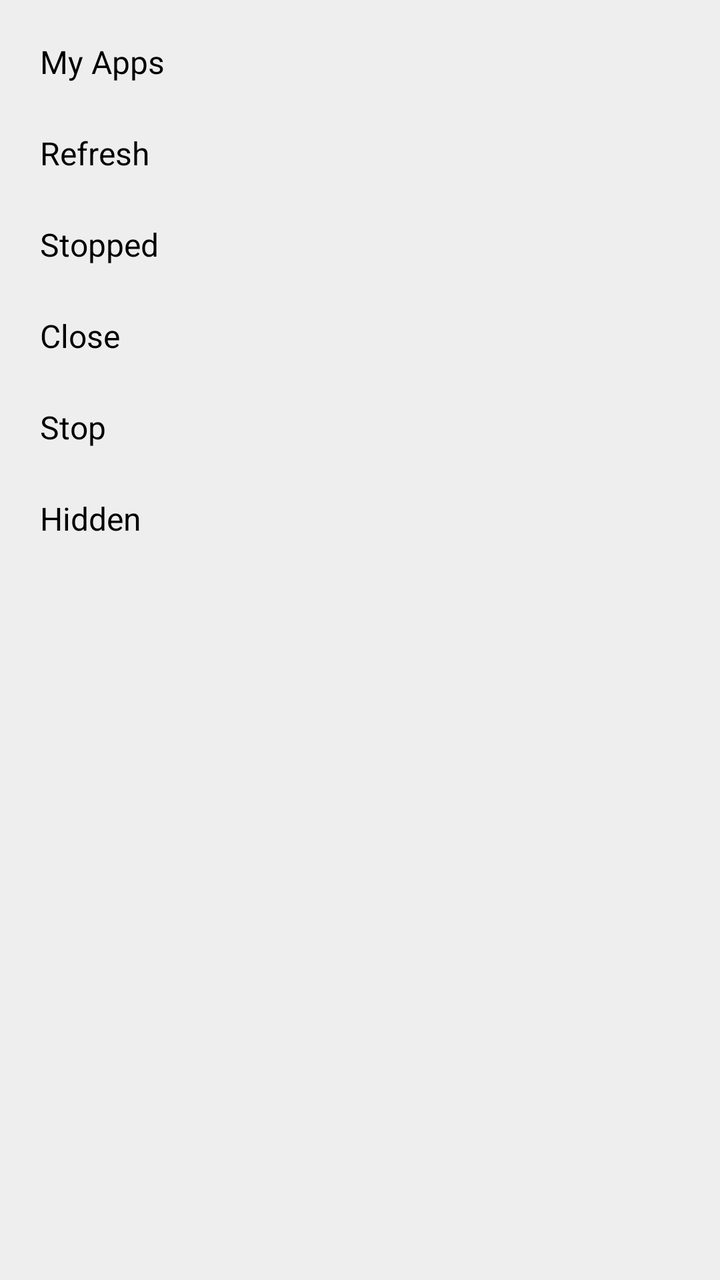
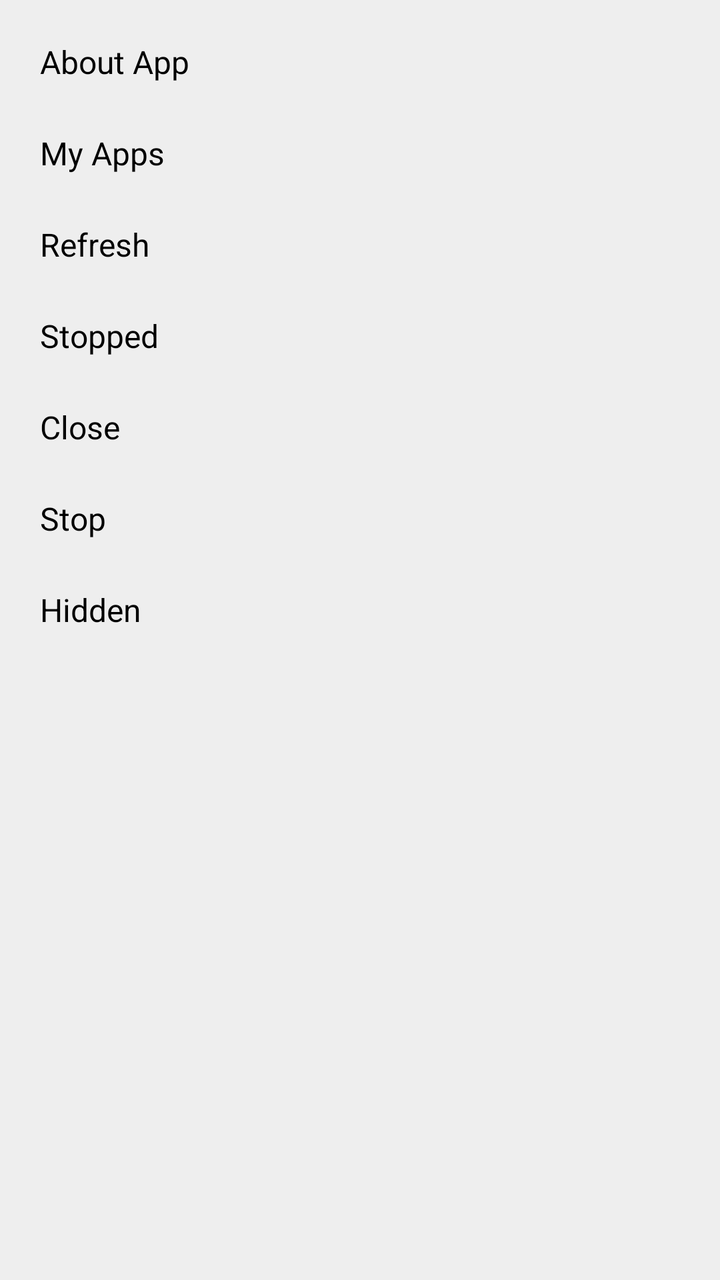

Compare the two renders of this Android layout. The source of the first and the diff that turns it into the second are given below.
<!-- AndroidManifest.xml: application theme Theme.Freer -->
<!-- res/layout/popup_menu_app_more.xml -->
<?xml version="1.0" encoding="utf-8"?>
<LinearLayout xmlns:android="http://schemas.android.com/apk/res/android"
    android:layout_width="wrap_content"
    android:layout_height="wrap_content"
    android:orientation="vertical"
    android:background="@color/background_light"
    android:padding="8dp">

    <TextView
        android:id="@+id/my_apps_item"
        android:layout_width="match_parent"
        android:layout_height="wrap_content"
        android:text="@string/my_apps"
        android:textSize="16sp"
        android:textColor="@color/text"
        android:padding="12dp"
        android:background="?android:attr/selectableItemBackground"
        android:clickable="true"
        android:focusable="true" />

    <TextView
        android:id="@+id/refresh_item"
        android:layout_width="match_parent"
        android:layout_height="wrap_content"
        android:text="@string/refresh"
        android:textSize="16sp"
        android:textColor="@color/text"
        android:padding="12dp"
        android:background="?android:attr/selectableItemBackground"
        android:clickable="true"
        android:focusable="true" />

    <TextView
        android:id="@+id/stopped_item"
        android:layout_width="match_parent"
        android:layout_height="wrap_content"
        android:text="@string/stopped"
        android:textSize="16sp"
        android:textColor="@color/text"
        android:padding="12dp"
        android:background="?android:attr/selectableItemBackground"
        android:clickable="true"
        android:focusable="true" />

    <TextView
        android:id="@+id/close_item"
        android:layout_width="match_parent"
        android:layout_height="wrap_content"
        android:text="@string/close"
        android:textSize="16sp"
        android:textColor="@color/text"
        android:padding="12dp"
        android:background="?android:attr/selectableItemBackground"
        android:clickable="true"
        android:focusable="true" />

    <TextView
        android:id="@+id/stop_item"
        android:layout_width="match_parent"
        android:layout_height="wrap_content"
        android:text="@string/stop"
        android:textSize="16sp"
        android:textColor="@color/text"
        android:padding="12dp"
        android:background="?android:attr/selectableItemBackground"
        android:clickable="true"
        android:focusable="true" />


    <TextView
        android:id="@+id/hidden_item"
        android:layout_width="match_parent"
        android:layout_height="wrap_content"
        android:text="@string/hidden"
        android:textSize="16sp"
        android:textColor="@color/text"
        android:padding="12dp"
        android:background="?android:attr/selectableItemBackground"
        android:clickable="true"
        android:focusable="true" />



</LinearLayout>
<!-- resources referenced by this layout -->
<resources>
  <color name="background_light">#EEEEEE</color>
  <color name="text">#000000</color>
  <string name="close">Close</string>
  <string name="hidden">Hidden</string>
  <string name="my_apps">My Apps</string>
  <string name="refresh">Refresh</string>
  <string name="stop">Stop</string>
  <string name="stopped">Stopped</string>
  <style name="Theme.Freer" parent="Base.Theme.Freer" />
  <style name="Base.Theme.Freer" parent="Theme.Material3.DayNight.NoActionBar">
          <item name="colorPrimary">#2196F3</item>
          <item name="colorAccent">#2196F3</item>
          <item name="android:windowBackground">#FFFFFF</item>
          
          <item name="android:windowLayoutInDisplayCutoutMode">shortEdges</item>
          <item name="android:enforceNavigationBarContrast">false</item>
          <item name="android:enforceStatusBarContrast">false</item>
          <item name="android:statusBarColor">@android:color/transparent</item>
          <item name="android:navigationBarColor">@android:color/transparent</item>
          <item name="android:windowLightStatusBar">true</item>
          <item name="android:windowLightNavigationBar">true</item>
      </style>
</resources>

<!-- the commit's change to res/layout/popup_menu_app_more.xml (unified diff, before → after) -->
@@ -5,6 +5,18 @@
     android:orientation="vertical"
     android:background="@color/background_light"
     android:padding="8dp">
+
+    <TextView
+        android:id="@+id/about_item"
+        android:layout_width="match_parent"
+        android:layout_height="wrap_content"
+        android:text="@string/about_app"
+        android:textSize="16sp"
+        android:textColor="@color/text"
+        android:padding="12dp"
+        android:background="?android:attr/selectableItemBackground"
+        android:clickable="true"
+        android:focusable="true" />
 
     <TextView
         android:id="@+id/my_apps_item"
<!-- resource entries referenced after the edit -->
@@ -2,6 +2,7 @@
 <resources>
   <color name="background_light">#EEEEEE</color>
   <color name="text">#000000</color>
+  <string name="about_app">About App</string>
   <string name="close">Close</string>
   <string name="hidden">Hidden</string>
   <string name="my_apps">My Apps</string>
